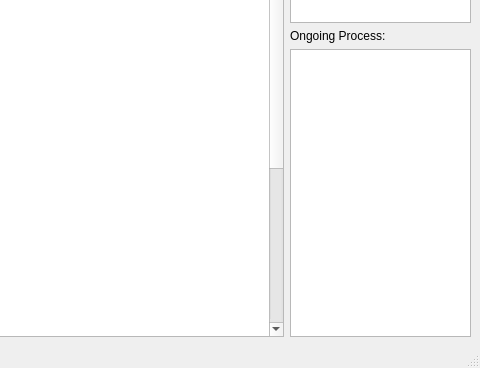
First picture: the form in _taskManager/mainwindow.ui, repository ZeliangSu/SegmentPy, before the edit; both pictures show x 698 to 1178 and y 356 to 724 of the 1178 by 724 pixel window.
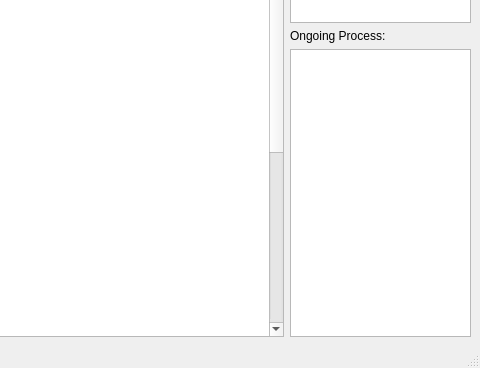
Second picture: the form after the edit. Icons and pictures are not drawn.

Commit message: 1.enable input image correction in dialog and mainwindow 2. enable correction in activations viewer

What changed in the file:
```diff
--- a/_taskManager/mainwindow.ui
+++ b/_taskManager/mainwindow.ui
@@ -263,7 +263,7 @@
            <bool>false</bool>
           </property>
           <property name="rowCount">
-           <number>27</number>
+           <number>28</number>
           </property>
           <property name="columnCount">
            <number>2</number>
@@ -301,6 +301,7 @@
           <row/>
           <row/>
           <row/>
+          <row/>
           <column/>
           <column/>
           <item row="0" column="0">
@@ -428,30 +429,35 @@
           </item>
           <item row="21" column="0">
            <property name="text">
-            <string>trn repo path</string>
+            <string>correction</string>
            </property>
           </item>
           <item row="22" column="0">
            <property name="text">
-            <string>val repo path</string>
+            <string>trn repo path</string>
            </property>
           </item>
           <item row="23" column="0">
            <property name="text">
-            <string>tst repo path</string>
+            <string>val repo path</string>
            </property>
           </item>
           <item row="24" column="0">
            <property name="text">
-            <string>mdl. saved path</string>
+            <string>tst repo path</string>
            </property>
           </item>
           <item row="25" column="0">
            <property name="text">
-            <string>ckpt path</string>
+            <string>mdl. saved path</string>
            </property>
           </item>
           <item row="26" column="0">
+           <property name="text">
+            <string>ckpt path</string>
+           </property>
+          </item>
+          <item row="27" column="0">
            <property name="text">
             <string>nodes</string>
            </property>
```
The commit also changes 7 other files.
